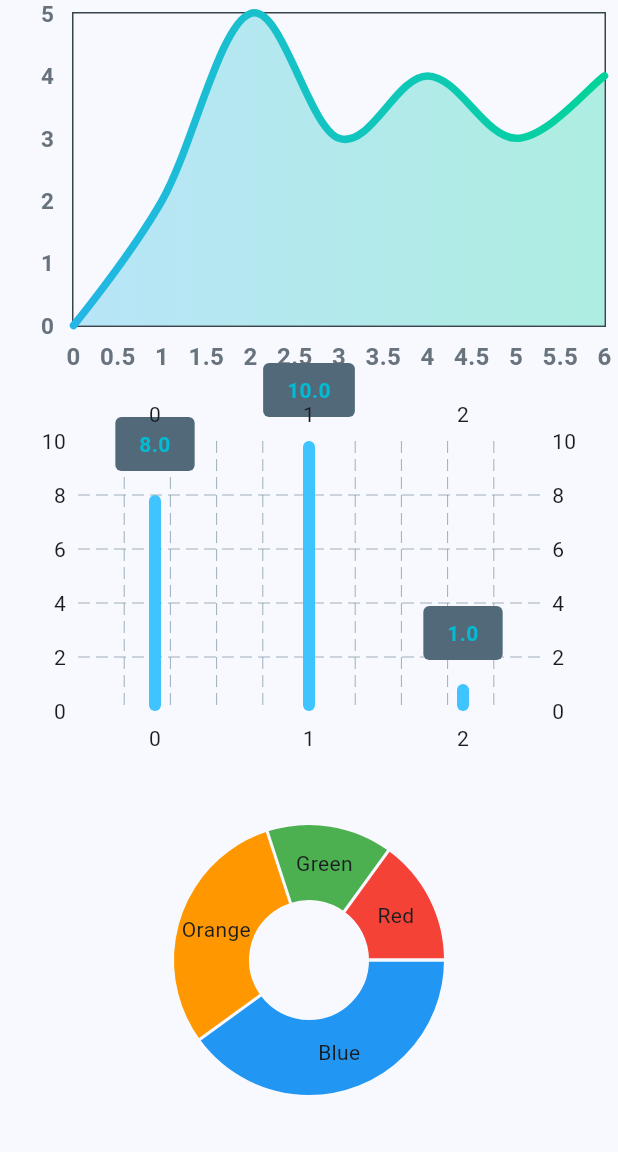
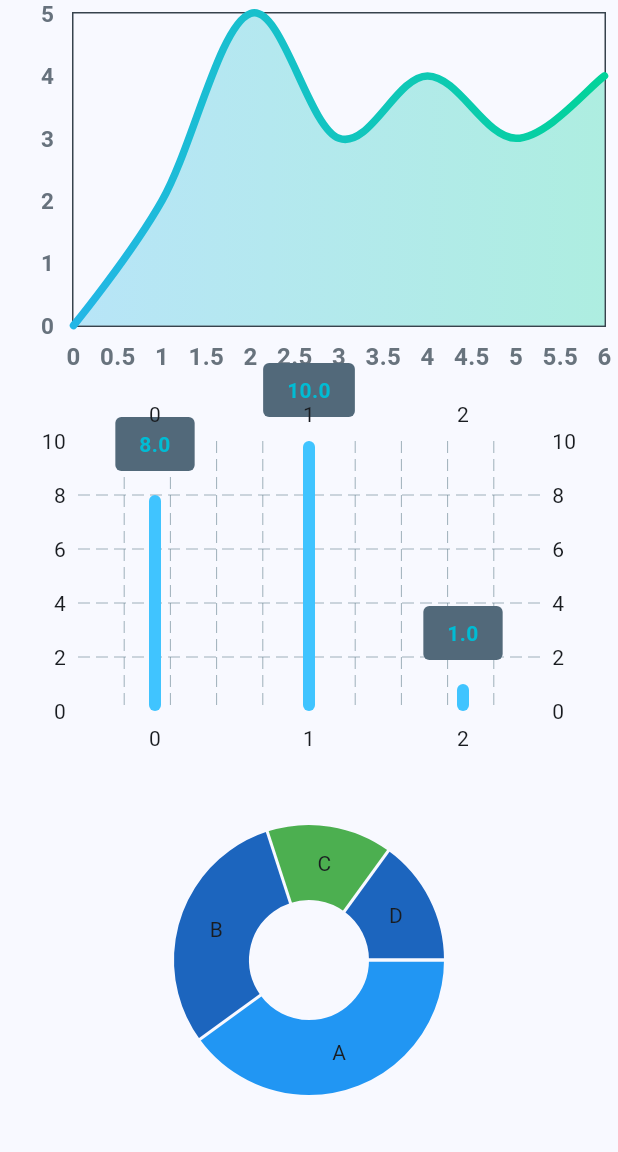
Before and after one commit to tzupingchenwork/flutter_chart, a Flutter app: the screen it shows after launch, on a phone screen of 412 x 824 dp, the part 84-1236 px from its top. Run offline on Flutter 3.47's test engine with Material 3 defaults, Android fonts, the phone set to English and light mode, and no system bars; drawn by our look-alikes of fl_chart.

Commit message:
Refactor PieChartWidget to use dynamic JSON data

```diff
--- a/lib/main.dart
+++ b/lib/main.dart
@@ -52,6 +52,15 @@ const String exampleJsonData2 = '''
 ]
 ''';
 
+const String exampleJsonData3 = '''
+[
+    {"title": "A", "value": 40, "color": "blue"},
+    {"title": "B", "value": 30},
+    {"title": "C", "value": 15, "color": "green"},
+    {"title": "D", "value": 15}
+]
+''';
+
 class _MyHomePageState extends State<MyHomePage> {
   @override
   Widget build(BuildContext context) {
@@ -79,7 +88,7 @@ class _MyHomePageState extends State<MyHomePage> {
             Expanded(
               child: Padding(
                 padding: EdgeInsets.all(8.0),
-                child: PieChartWidget(),
+                child: PieChartWidget(jsonData: exampleJsonData3),
               ),
             ),
           ],
@@ -263,21 +272,64 @@ class BarChartWidget extends StatelessWidget {
 }
 
 class PieChartWidget extends StatelessWidget {
-  const PieChartWidget({super.key});
+  final String jsonData;
+
+  const PieChartWidget({super.key, required this.jsonData});
 
   @override
   Widget build(BuildContext context) {
+    var data = jsonDecode(jsonData);
+    var sections = _convertJsonToPieChartSections(data);
+
     return PieChart(
-      PieChartData(centerSpaceRadius: 40, sections: [
+      PieChartData(centerSpaceRadius: 40, sections: sections),
+    );
+  }
+
+  // 將JSON數據轉換為PieChart的sections
+  List<PieChartSectionData> _convertJsonToPieChartSections(dynamic data) {
+    List<PieChartSectionData> sections = [];
+    for (var item in data) {
+      var title = item['title'];
+      var value = item['value'].toDouble();
+      var color = _getColorFromString(item['color']);
+
+      sections.add(
         PieChartSectionData(
-            value: 40, color: Colors.blue, title: 'Blue', radius: 50),
-        PieChartSectionData(
-            value: 30, color: Colors.orange, title: 'Orange', radius: 50),
-        PieChartSectionData(
-            value: 15, color: Colors.green, title: 'Green', radius: 50),
-        PieChartSectionData(
-            value: 15, color: Colors.red, title: 'Red', radius: 50),
-      ]),
+          title: title,
+          value: value,
+          color: color,
+          radius: 50,
+        ),
+      );
+    }
+    return sections;
+  }
+
+  // 將字符串顏色轉換為Flutter顏色
+  Color _getColorFromString(String? colorStr) {
+    switch (colorStr) {
+      case 'blue':
+        return Colors.blue;
+      case 'orange':
+        return Colors.orange;
+      case 'green':
+        return Colors.green;
+      case 'red':
+        return Colors.red;
+      default:
+        return _getRandomColor();
+    }
+  }
+
+  // 生成隨機顏色
+  Color _getRandomColor() {
+    Random random = Random();
+    return Color.fromRGBO(
+      random.nextInt(256),
+      random.nextInt(256),
+      random.nextInt(256),
+      1,
     );
   }
 }
```
